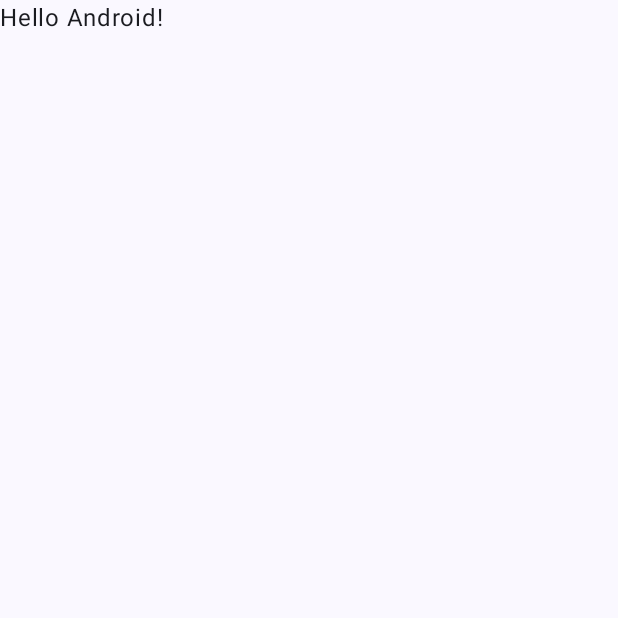
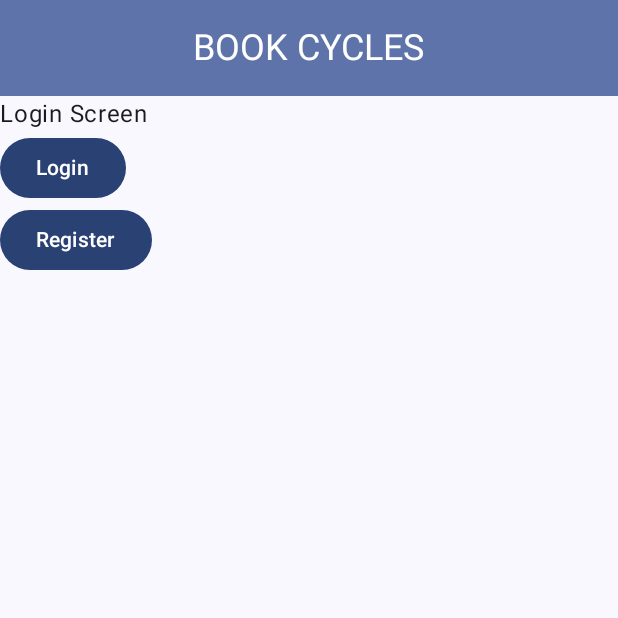
Before and after one commit to kwi64/BookCycles, an Android app built with Jetpack Compose: the screen it shows after launch (MainActivity), on a phone screen of 412 x 824 dp, the top half of it. Before the commit the part shown is almost empty. Run offline under Robolectric (Android 15) with nearby library versions, the phone set to English and light mode, and no system bars.

Commit message:
feat(ui,navigation): Add initial screens and basic navigation

```diff
--- a/app/build.gradle.kts
+++ b/app/build.gradle.kts
@@ -66,4 +66,5 @@ dependencies {
     androidTestImplementation(libs.androidx.ui.test.junit4)
     debugImplementation(libs.androidx.ui.tooling)
     debugImplementation(libs.androidx.ui.test.manifest)
+    implementation(libs.androidx.navigation.compose)
 }
--- a/app/src/main/java/com/csis4175/bookcycles/MainActivity.kt
+++ b/app/src/main/java/com/csis4175/bookcycles/MainActivity.kt
@@ -11,6 +11,7 @@ import androidx.compose.material3.Text
 import androidx.compose.runtime.Composable
 import androidx.compose.ui.Modifier
 import androidx.compose.ui.tooling.preview.Preview
+import com.csis4175.bookcycles.ui.BookCyclesApp
 import com.csis4175.bookcycles.ui.theme.BookCyclesTheme
 
 class MainActivity : ComponentActivity() {
@@ -19,29 +20,31 @@ class MainActivity : ComponentActivity() {
         enableEdgeToEdge()
         setContent {
             BookCyclesTheme {
-                Scaffold(modifier = Modifier.fillMaxSize()) { innerPadding ->
-                    Greeting(
-                        name = "Android",
-                        modifier = Modifier.padding(innerPadding)
-                    )
-                }
+//                Scaffold(modifier = Modifier.fillMaxSize()) { innerPadding ->
+//                    Greeting(
+//                        name = "Android",
+//                        modifier = Modifier.padding(innerPadding)
+//                    )
+//                }
+
+                BookCyclesApp()
             }
         }
     }
 }
 
-@Composable
-fun Greeting(name: String, modifier: Modifier = Modifier) {
-    Text(
-        text = "Hello $name!",
-        modifier = modifier
-    )
-}
-
-@Preview(showBackground = true)
-@Composable
-fun GreetingPreview() {
-    BookCyclesTheme {
-        Greeting("Android")
-    }
-}
+//@Composable
+//fun Greeting(name: String, modifier: Modifier = Modifier) {
+//    Text(
+//        text = "Hello $name!",
+//        modifier = modifier
+//    )
+//}
+//
+//@Preview(showBackground = true)
+//@Composable
+//fun GreetingPreview() {
+//    BookCyclesTheme {
+//        Greeting("Android")
+//    }
+//}
--- /dev/null
+++ b/app/src/main/java/com/csis4175/bookcycles/ui/BookCyclesApp.kt
@@ -0,0 +1,153 @@
+package com.csis4175.bookcycles.ui
+
+import androidx.compose.foundation.layout.fillMaxSize
+import androidx.compose.foundation.layout.padding
+import androidx.compose.foundation.rememberScrollState
+import androidx.compose.foundation.verticalScroll
+import androidx.compose.material3.CenterAlignedTopAppBar
+import androidx.compose.material3.ExperimentalMaterial3Api
+import androidx.compose.material3.MaterialTheme
+import androidx.compose.material3.Scaffold
+import androidx.compose.material3.Text
+import androidx.compose.material3.TopAppBarDefaults
+import androidx.compose.material3.TopAppBarDefaults.topAppBarColors
+import androidx.compose.material3.TopAppBarScrollBehavior
+import androidx.compose.runtime.Composable
+import androidx.compose.runtime.getValue
+import androidx.compose.ui.Modifier
+import androidx.compose.ui.input.nestedscroll.nestedScroll
+import androidx.navigation.NavHostController
+import androidx.navigation.compose.NavHost
+import androidx.navigation.compose.composable
+import androidx.navigation.compose.currentBackStackEntryAsState
+import androidx.navigation.compose.rememberNavController
+import com.csis4175.bookcycles.ui.screens.available_books.AvailableBooksScreen
+import com.csis4175.bookcycles.ui.screens.get_this_book.GetThisBookScreen
+import com.csis4175.bookcycles.ui.screens.nearby_locations.NearbyLocationsScreen
+import com.csis4175.bookcycles.ui.screens.login.LoginScreen
+import com.csis4175.bookcycles.ui.screens.my_books.MyBooksScreen
+import com.csis4175.bookcycles.ui.screens.register.RegisterScreen
+import com.csis4175.bookcycles.ui.screens.share_book.ShareBookScreen
+import com.csis4175.bookcycles.ui.screens.visitors.VisitorsScreen
+
+enum class BookCyclesScreen(val title: String) {
+    Login("BOOK CYCLES"),
+    Register("REGISTER"),
+    NearbyLocations("NEARBY BOOK LOCATIONS"),
+    ShareBook("SHARE A BOOK"),
+    MyBooks("MY SHARED BOOKS"),
+    Visitors("SCHEDULED VISITORS"),
+    AvailableBooks("AVAILABLE BOOKS"),
+    GetThisBook("GET THIS BOOK"),
+}
+
+@OptIn(ExperimentalMaterial3Api::class)
+@Composable
+fun BookCyclesApp(navController: NavHostController = rememberNavController()) {
+    val scrollBehavior = TopAppBarDefaults.enterAlwaysScrollBehavior()
+
+    val backStackEntry by navController.currentBackStackEntryAsState()
+    val currentScreen = BookCyclesScreen.valueOf(
+        backStackEntry?.destination?.route ?: BookCyclesScreen.Login.name
+    )
+
+    Scaffold(
+        modifier = Modifier.nestedScroll(scrollBehavior.nestedScrollConnection),
+        topBar = {
+            BookCyclesTopAppBar(
+                scrollBehavior = scrollBehavior,
+                currentScreen = currentScreen
+            )
+        }
+    ) { innerPadding ->
+        NavHost(
+            navController = navController,
+            startDestination = BookCyclesScreen.Login.name,
+            modifier = Modifier
+                .fillMaxSize()
+                .verticalScroll(rememberScrollState())
+                .padding(innerPadding)
+        ) {
+            composable(route = BookCyclesScreen.Login.name) {
+                LoginScreen(
+                    onLoginButtonClicked = {
+                        navController.navigate(BookCyclesScreen.NearbyLocations.name)
+                    },
+                    onRegisterButtonClicked = {
+                        navController.navigate(BookCyclesScreen.Register.name)
+                    }
+                )
+            }
+            composable(route = BookCyclesScreen.Register.name) {
+                RegisterScreen(
+                    onCompleteRegistrationButtonClicked = {
+                        navController.navigate(BookCyclesScreen.NearbyLocations.name)
+                    }
+                )
+            }
+            composable(route = BookCyclesScreen.NearbyLocations.name) {
+                NearbyLocationsScreen(
+                    onLocationClicked = {
+                        navController.navigate(BookCyclesScreen.AvailableBooks.name)
+                    },
+                    onShareBookButtonClicked = {
+                        navController.navigate(BookCyclesScreen.ShareBook.name)
+                    },
+                    onMyBooksButtonClicked = {
+                        navController.navigate(BookCyclesScreen.MyBooks.name)
+                    }
+                )
+            }
+            composable(route = BookCyclesScreen.ShareBook.name) {
+                ShareBookScreen(
+                    onShareThisBookButtonClicked = {
+                        navController.navigate(BookCyclesScreen.MyBooks.name)
+                    }
+                )
+            }
+            composable(route = BookCyclesScreen.MyBooks.name) {
+                MyBooksScreen(
+                    onMyBookClicked = {
+                        navController.navigate(BookCyclesScreen.Visitors.name)
+                    }
+                )
+            }
+            composable(route = BookCyclesScreen.Visitors.name) {
+                VisitorsScreen()
+            }
+            composable(route = BookCyclesScreen.AvailableBooks.name){
+                AvailableBooksScreen(
+                    onAvailableBookClicked = {
+                        navController.navigate(BookCyclesScreen.GetThisBook.name)
+                    }
+                )
+            }
+            composable(route = BookCyclesScreen.GetThisBook.name) {
+                GetThisBookScreen()
+            }
+        }
+    }
+}
+
+@OptIn(ExperimentalMaterial3Api::class)
+@Composable
+fun BookCyclesTopAppBar(
+    scrollBehavior: TopAppBarScrollBehavior,
+    currentScreen: BookCyclesScreen,
+    modifier: Modifier = Modifier
+) {
+    CenterAlignedTopAppBar(
+        scrollBehavior = scrollBehavior,
+        colors = topAppBarColors(
+            containerColor = MaterialTheme.colorScheme.primaryContainer,
+            titleContentColor = MaterialTheme.colorScheme.onPrimary,
+        ),
+        title = {
+            Text(
+                text = currentScreen.title,
+                style = MaterialTheme.typography.headlineSmall,
+            )
+        },
+        modifier = modifier
+    )
+}
--- /dev/null
+++ b/app/src/main/java/com/csis4175/bookcycles/ui/screens/login/LoginScreen.kt
@@ -0,0 +1,23 @@
+package com.csis4175.bookcycles.ui.screens.login
+
+import androidx.compose.foundation.layout.Column
+import androidx.compose.material3.Button
+import androidx.compose.material3.Text
+import androidx.compose.runtime.Composable
+import androidx.compose.ui.Modifier
+
+@Composable
+fun LoginScreen(
+    onLoginButtonClicked: () -> Unit = {},
+    onRegisterButtonClicked: () -> Unit = {},
+){
+    Column {
+        Text("Login Screen")
+        Button(onClick = onLoginButtonClicked) {
+            Text("Login")
+        }
+        Button(onClick = onRegisterButtonClicked) {
+            Text("Register")
+        }
+    }
+}
--- a/app/src/main/java/com/csis4175/bookcycles/ui/theme/Theme.kt
+++ b/app/src/main/java/com/csis4175/bookcycles/ui/theme/Theme.kt
@@ -9,7 +9,11 @@ import androidx.compose.material3.dynamicDarkColorScheme
 import androidx.compose.material3.dynamicLightColorScheme
 import androidx.compose.material3.lightColorScheme
 import androidx.compose.runtime.Composable
+import androidx.compose.ui.graphics.toArgb
 import androidx.compose.ui.platform.LocalContext
+import androidx.compose.ui.platform.LocalView
+import androidx.core.view.WindowCompat
+import androidx.compose.ui.graphics.Color
 
 private val DarkColorScheme = darkColorScheme(
     primary = Purple80,
@@ -20,9 +24,10 @@ private val DarkColorScheme = darkColorScheme(
 private val LightColorScheme = lightColorScheme(
     primary = Purple40,
     secondary = PurpleGrey40,
-    tertiary = Pink40
+    tertiary = Pink40,
 
     /* Other default colors to override
+    */
     background = Color(0xFFFFFBFE),
     surface = Color(0xFFFFFBFE),
     onPrimary = Color.White,
@@ -30,7 +35,6 @@ private val LightColorScheme = lightColorScheme(
     onTertiary = Color.White,
     onBackground = Color(0xFF1C1B1F),
     onSurface = Color(0xFF1C1B1F),
-    */
 )
 
 @Composable
@@ -50,6 +54,10 @@ fun BookCyclesTheme(
         else -> LightColorScheme
     }
 
+    val view = LocalView.current
+    val window = (view.context as Activity).window
+    window.statusBarColor = colorScheme.primary.toArgb()
+
     MaterialTheme(
         colorScheme = colorScheme,
         typography = Typography,
--- a/gradle/libs.versions.toml
+++ b/gradle/libs.versions.toml
@@ -8,9 +8,11 @@ espressoCore = "3.6.1"
 lifecycleRuntimeKtx = "2.8.4"
 activityCompose = "1.9.1"
 composeBom = "2024.04.01"
+navigationCompose = "2.8.3"
 
 [libraries]
 androidx-core-ktx = { group = "androidx.core", name = "core-ktx", version.ref = "coreKtx" }
+androidx-navigation-compose = { module = "androidx.navigation:navigation-compose", version.ref = "navigationCompose" }
 junit = { group = "junit", name = "junit", version.ref = "junit" }
 androidx-junit = { group = "androidx.test.ext", name = "junit", version.ref = "junitVersion" }
 androidx-espresso-core = { group = "androidx.test.espresso", name = "espresso-core", version.ref = "espressoCore" }
```
Also changed, not shown: app/src/main/java/com/csis4175/bookcycles/ui/screens/available_books/AvailableBooksScreen.kt (added, +17 -0 lines), app/src/main/java/com/csis4175/bookcycles/ui/screens/get_this_book/GetThisBook.kt (added, +19 -0 lines), app/src/main/java/com/csis4175/bookcycles/ui/screens/my_books/MyBooksScreen.kt (added, +19 -0 lines), app/src/main/java/com/csis4175/bookcycles/ui/screens/nearby_locations/NearbyLocationsScreen.kt (added, +26 -0 lines), app/src/main/java/com/csis4175/bookcycles/ui/screens/register/RegisterScreen.kt (added, +18 -0 lines), app/src/main/java/com/csis4175/bookcycles/ui/screens/share_book/ShareBookScreen.kt (added, +18 -0 lines), app/src/main/java/com/csis4175/bookcycles/ui/screens/visitors/VisitorsScreen.kt (added, +15 -0 lines).
